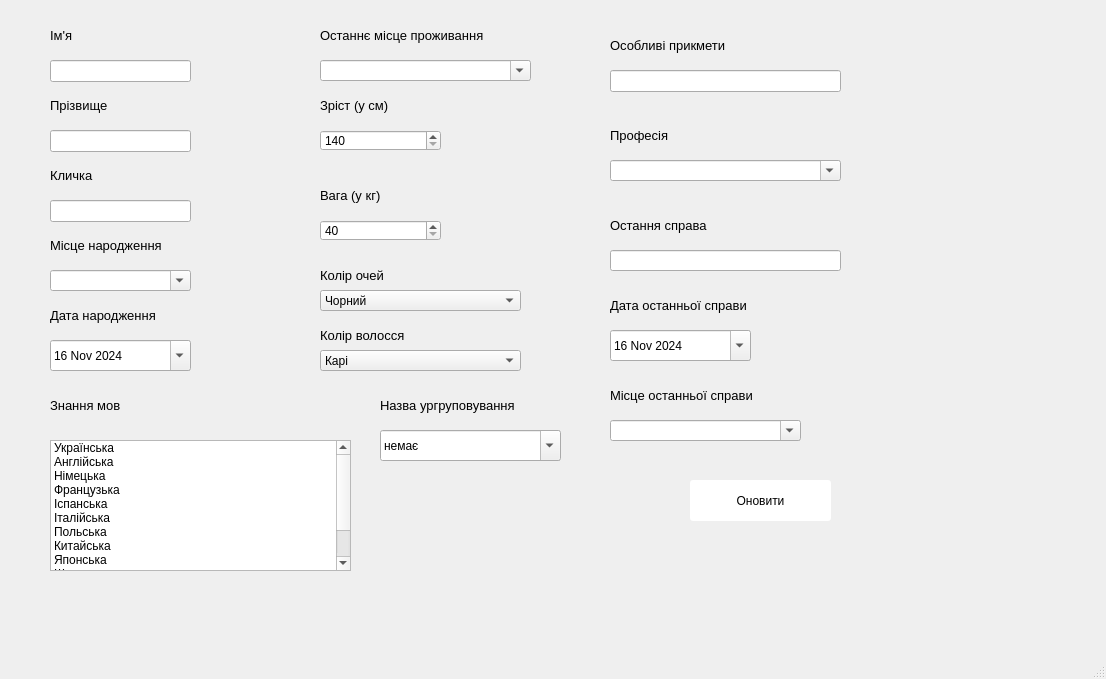
Qt form app/gui/edit_criminals.ui (ValRudyka/courseprogram) before a commit.
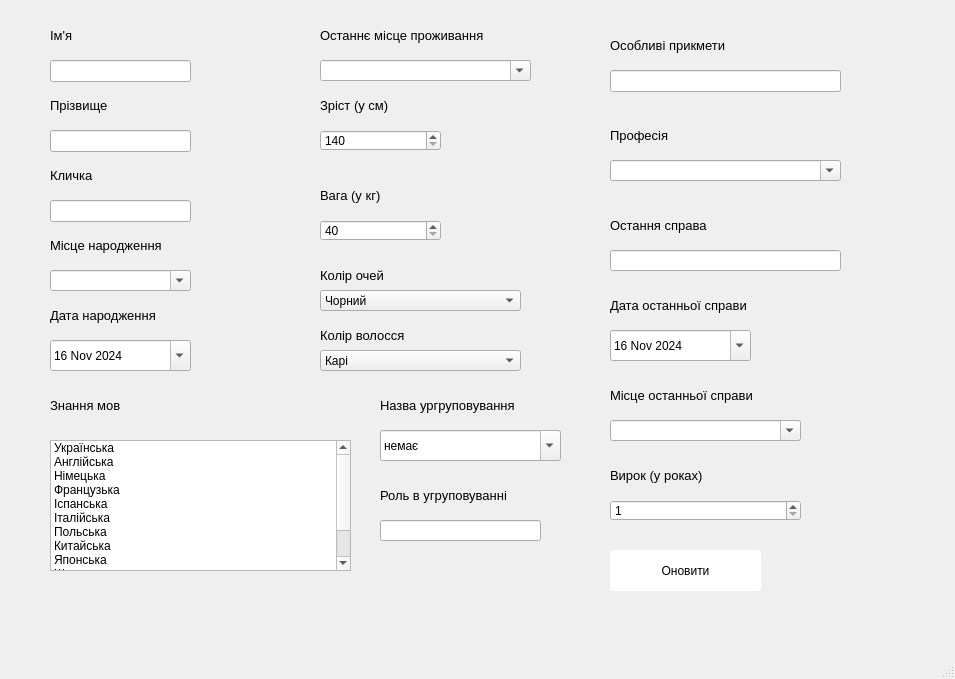
The same form after that commit.

Diff of the .ui file:
```diff
--- a/app/gui/edit_criminals.ui
+++ b/app/gui/edit_criminals.ui
@@ -6,7 +6,7 @@
    <rect>
     <x>0</x>
     <y>0</y>
-    <width>1106</width>
+    <width>955</width>
     <height>679</height>
    </rect>
   </property>
@@ -731,9 +731,9 @@
    <widget class="QPushButton" name="pushButton_2">
     <property name="geometry">
      <rect>
-      <x>690</x>
-      <y>480</y>
-      <width>141</width>
+      <x>610</x>
+      <y>550</y>
+      <width>151</width>
       <height>41</height>
      </rect>
     </property>
@@ -758,6 +758,68 @@
      <bool>true</bool>
     </property>
    </widget>
+   <widget class="QLabel" name="label_35">
+    <property name="geometry">
+     <rect>
+      <x>380</x>
+      <y>480</y>
+      <width>181</width>
+      <height>31</height>
+     </rect>
+    </property>
+    <property name="font">
+     <font>
+      <pointsize>10</pointsize>
+     </font>
+    </property>
+    <property name="text">
+     <string>Роль в угруповуванні</string>
+    </property>
+   </widget>
+   <widget class="QLabel" name="label_36">
+    <property name="geometry">
+     <rect>
+      <x>610</x>
+      <y>460</y>
+      <width>181</width>
+      <height>31</height>
+     </rect>
+    </property>
+    <property name="font">
+     <font>
+      <pointsize>10</pointsize>
+     </font>
+    </property>
+    <property name="text">
+     <string>Вирок (у роках)</string>
+    </property>
+   </widget>
+   <widget class="QLineEdit" name="lineEdit">
+    <property name="geometry">
+     <rect>
+      <x>380</x>
+      <y>520</y>
+      <width>161</width>
+      <height>21</height>
+     </rect>
+    </property>
+   </widget>
+   <widget class="QSpinBox" name="spinBox">
+    <property name="geometry">
+     <rect>
+      <x>610</x>
+      <y>500</y>
+      <width>191</width>
+      <height>21</height>
+     </rect>
+    </property>
+    <property name="minimum">
+     <number>1</number>
+    </property>
+    <property name="maximum">
+     <number>25</number>
+    </property>
+   </widget>
   </widget>
   <widget class="QMenuBar" name="menubar">
    <property name="geometry">
```
Left out of the diff: 2 changed lines with no effect on the pictures.
